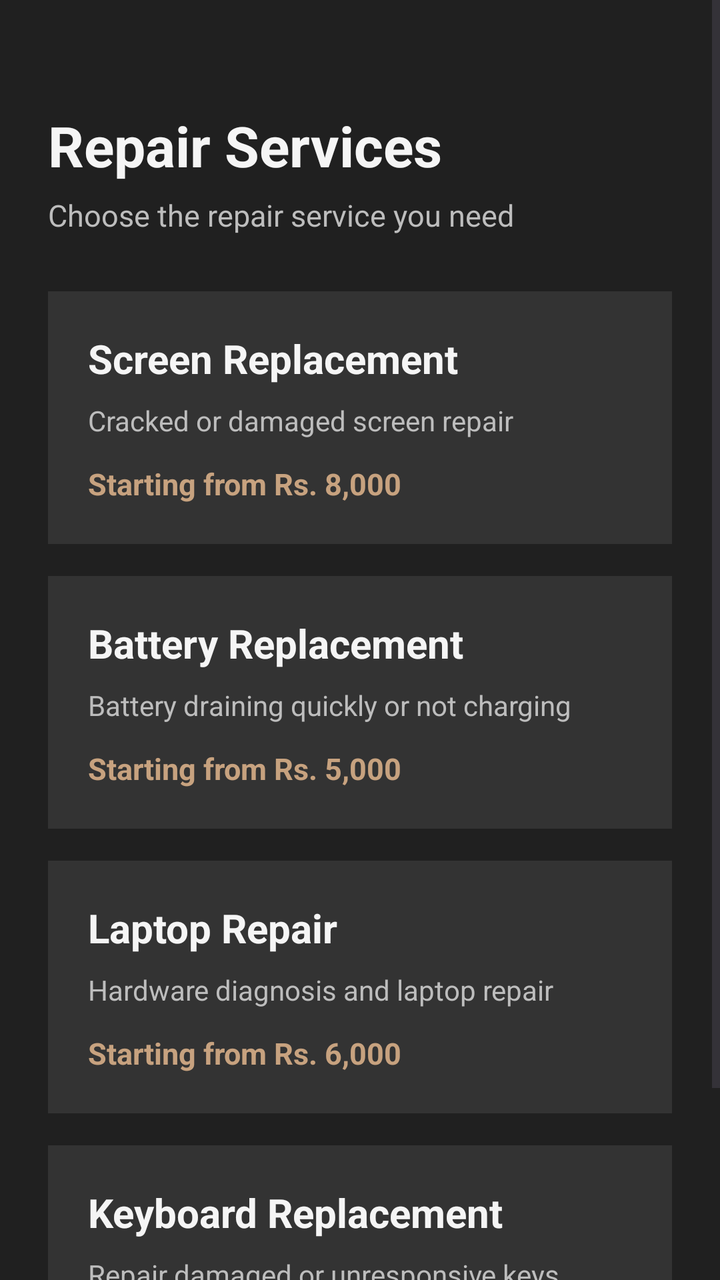
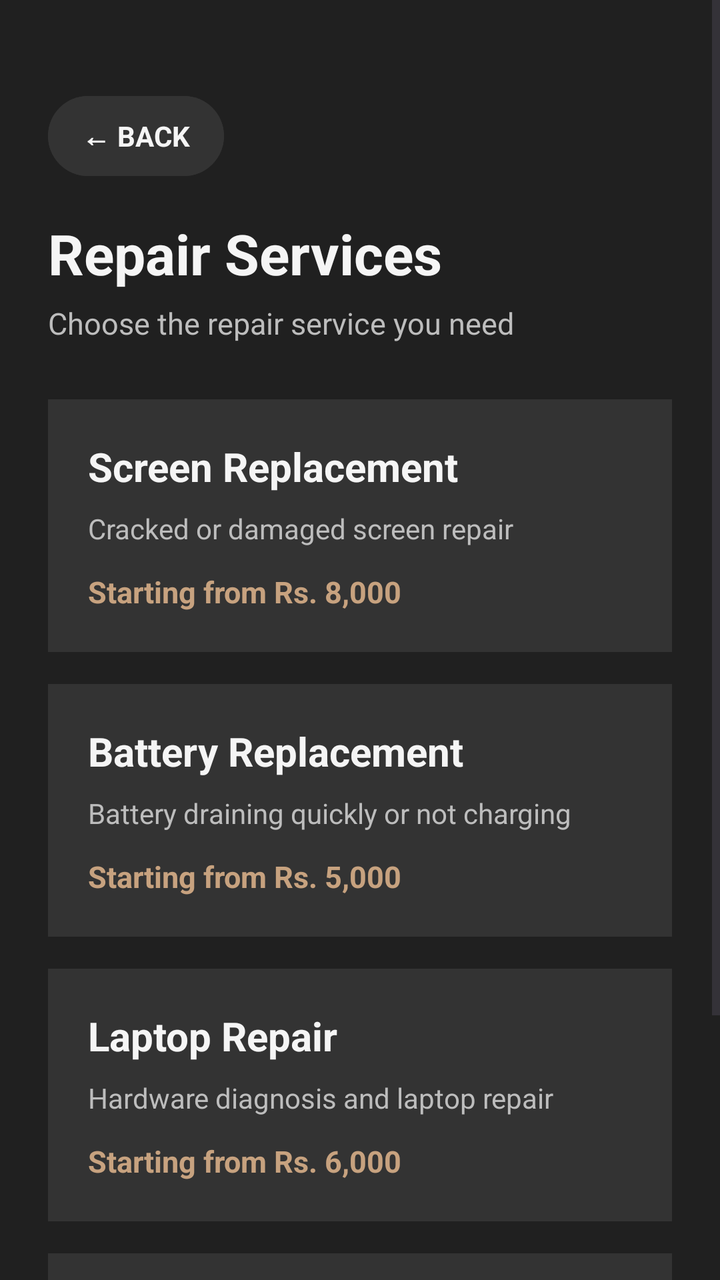

The first picture is an Android layout as it rendered before a commit; the second is the same layout after the commit. The layout source and the unified diff follow.
<!-- AndroidManifest.xml: application theme Theme.TechFix -->
<!-- res/layout/activity_services.xml -->
<?xml version="1.0" encoding="utf-8"?>
<ScrollView xmlns:android="http://schemas.android.com/apk/res/android"
    android:layout_width="match_parent"
    android:layout_height="match_parent"
    android:background="@color/techfix_background"
    android:fillViewport="true">

    <LinearLayout
        android:layout_width="match_parent"
        android:layout_height="wrap_content"
        android:orientation="vertical"
        android:padding="24dp">

        <TextView
            android:layout_width="wrap_content"
            android:layout_height="wrap_content"
            android:layout_marginTop="30dp"
            android:text="Repair Services"
            android:textColor="@color/techfix_white"
            android:textSize="28sp"
            android:textStyle="bold" />

        <TextView
            android:layout_width="wrap_content"
            android:layout_height="wrap_content"
            android:layout_marginTop="6dp"
            android:text="Choose the repair service you need"
            android:textColor="@color/techfix_text_secondary"
            android:textSize="15sp" />

        <LinearLayout
            android:id="@+id/serviceScreen"
            android:layout_width="match_parent"
            android:layout_height="wrap_content"
            android:layout_marginTop="28dp"
            android:background="@color/techfix_surface"
            android:orientation="vertical"
            android:padding="20dp">

            <TextView
                android:layout_width="wrap_content"
                android:layout_height="wrap_content"
                android:text="Screen Replacement"
                android:textColor="@color/techfix_white"
                android:textSize="20sp"
                android:textStyle="bold" />

            <TextView
                android:layout_width="wrap_content"
                android:layout_height="wrap_content"
                android:layout_marginTop="8dp"
                android:text="Cracked or damaged screen repair"
                android:textColor="@color/techfix_text_secondary"
                android:textSize="14sp" />

            <TextView
                android:layout_width="wrap_content"
                android:layout_height="wrap_content"
                android:layout_marginTop="12dp"
                android:text="Starting from Rs. 8,000"
                android:textColor="@color/techfix_gold"
                android:textSize="15sp"
                android:textStyle="bold" />

        </LinearLayout>

        <LinearLayout
            android:id="@+id/serviceBattery"
            android:layout_width="match_parent"
            android:layout_height="wrap_content"
            android:layout_marginTop="16dp"
            android:background="@color/techfix_surface"
            android:orientation="vertical"
            android:padding="20dp">

            <TextView
                android:layout_width="wrap_content"
                android:layout_height="wrap_content"
                android:text="Battery Replacement"
                android:textColor="@color/techfix_white"
                android:textSize="20sp"
                android:textStyle="bold" />

            <TextView
                android:layout_width="wrap_content"
                android:layout_height="wrap_content"
                android:layout_marginTop="8dp"
                android:text="Battery draining quickly or not charging"
                android:textColor="@color/techfix_text_secondary"
                android:textSize="14sp" />

            <TextView
                android:layout_width="wrap_content"
                android:layout_height="wrap_content"
                android:layout_marginTop="12dp"
                android:text="Starting from Rs. 5,000"
                android:textColor="@color/techfix_gold"
                android:textSize="15sp"
                android:textStyle="bold" />

        </LinearLayout>

        <LinearLayout
            android:id="@+id/serviceLaptop"
            android:layout_width="match_parent"
            android:layout_height="wrap_content"
            android:layout_marginTop="16dp"
            android:background="@color/techfix_surface"
            android:orientation="vertical"
            android:padding="20dp">

            <TextView
                android:layout_width="wrap_content"
                android:layout_height="wrap_content"
                android:text="Laptop Repair"
                android:textColor="@color/techfix_white"
                android:textSize="20sp"
                android:textStyle="bold" />

            <TextView
                android:layout_width="wrap_content"
                android:layout_height="wrap_content"
                android:layout_marginTop="8dp"
                android:text="Hardware diagnosis and laptop repair"
                android:textColor="@color/techfix_text_secondary"
                android:textSize="14sp" />

            <TextView
                android:layout_width="wrap_content"
                android:layout_height="wrap_content"
                android:layout_marginTop="12dp"
                android:text="Starting from Rs. 6,000"
                android:textColor="@color/techfix_gold"
                android:textSize="15sp"
                android:textStyle="bold" />

        </LinearLayout>

        <LinearLayout
            android:id="@+id/serviceKeyboard"
            android:layout_width="match_parent"
            android:layout_height="wrap_content"
            android:layout_marginTop="16dp"
            android:layout_marginBottom="30dp"
            android:background="@color/techfix_surface"
            android:orientation="vertical"
            android:padding="20dp">

            <TextView
                android:layout_width="wrap_content"
                android:layout_height="wrap_content"
                android:text="Keyboard Replacement"
                android:textColor="@color/techfix_white"
                android:textSize="20sp"
                android:textStyle="bold" />

            <TextView
                android:layout_width="wrap_content"
                android:layout_height="wrap_content"
                android:layout_marginTop="8dp"
                android:text="Repair damaged or unresponsive keys"
                android:textColor="@color/techfix_text_secondary"
                android:textSize="14sp" />

            <TextView
                android:layout_width="wrap_content"
                android:layout_height="wrap_content"
                android:layout_marginTop="12dp"
                android:text="Starting from Rs. 4,500"
                android:textColor="@color/techfix_gold"
                android:textSize="15sp"
                android:textStyle="bold" />

        </LinearLayout>

    </LinearLayout>

</ScrollView>
<!-- resources referenced by this layout -->
<resources>
  <color name="techfix_background">#202020</color>
  <color name="techfix_gold">#C7A27F</color>
  <color name="techfix_surface">#333333</color>
  <color name="techfix_text_secondary">#BDBDBD</color>
  <color name="techfix_white">#F5F5F5</color>
  <style name="Theme.TechFix" parent="Base.Theme.TechFix" />
  <style name="Base.Theme.TechFix" parent="Theme.Material3.DayNight.NoActionBar">
  
          <item name="android:fontFamily">sans-serif</item>
  
          <item name="android:windowBackground">@color/techfix_background</item>
  
          <item name="colorPrimary">@color/techfix_gold</item>
          <item name="colorOnPrimary">@color/techfix_background</item>
  
          <item name="colorSecondary">@color/techfix_gold_light</item>
          <item name="colorOnSecondary">@color/techfix_background</item>
  
          <item name="android:colorAccent">@color/techfix_gold</item>
  
          <item name="android:navigationBarColor">@color/techfix_background</item>
          <item name="android:statusBarColor">@color/techfix_background</item>
  
          <item name="android:windowLightStatusBar">false</item>
  
      </style>
  <color name="techfix_gold_light">#D4B493</color>
</resources>

<!-- the commit's change to res/layout/activity_services.xml (unified diff, before → after) -->
@@ -11,10 +11,24 @@
         android:orientation="vertical"
         android:padding="24dp">
 
+        
+        <Button
+            android:id="@+id/btnBackServices"
+            android:layout_width="wrap_content"
+            android:layout_height="48dp"
+            android:layout_marginTop="20dp"
+            android:layout_marginBottom="16dp"
+            android:backgroundTint="@color/techfix_surface"
+            android:paddingStart="16dp"
+            android:paddingEnd="16dp"
+            android:text="← BACK"
+            android:textColor="@color/techfix_white"
+            android:textStyle="bold" />
+
+        
         <TextView
             android:layout_width="wrap_content"
             android:layout_height="wrap_content"
-            android:layout_marginTop="30dp"
             android:text="Repair Services"
             android:textColor="@color/techfix_white"
             android:textSize="28sp"
@@ -28,6 +42,7 @@
             android:textColor="@color/techfix_text_secondary"
             android:textSize="15sp" />
 
+        
         <LinearLayout
             android:id="@+id/serviceScreen"
             android:layout_width="match_parent"
@@ -64,6 +79,7 @@
 
         </LinearLayout>
 
+        
         <LinearLayout
             android:id="@+id/serviceBattery"
             android:layout_width="match_parent"
@@ -100,6 +116,7 @@
 
         </LinearLayout>
 
+        
         <LinearLayout
             android:id="@+id/serviceLaptop"
             android:layout_width="match_parent"
@@ -136,6 +153,7 @@
 
         </LinearLayout>
 
+        
         <LinearLayout
             android:id="@+id/serviceKeyboard"
             android:layout_width="match_parent"
